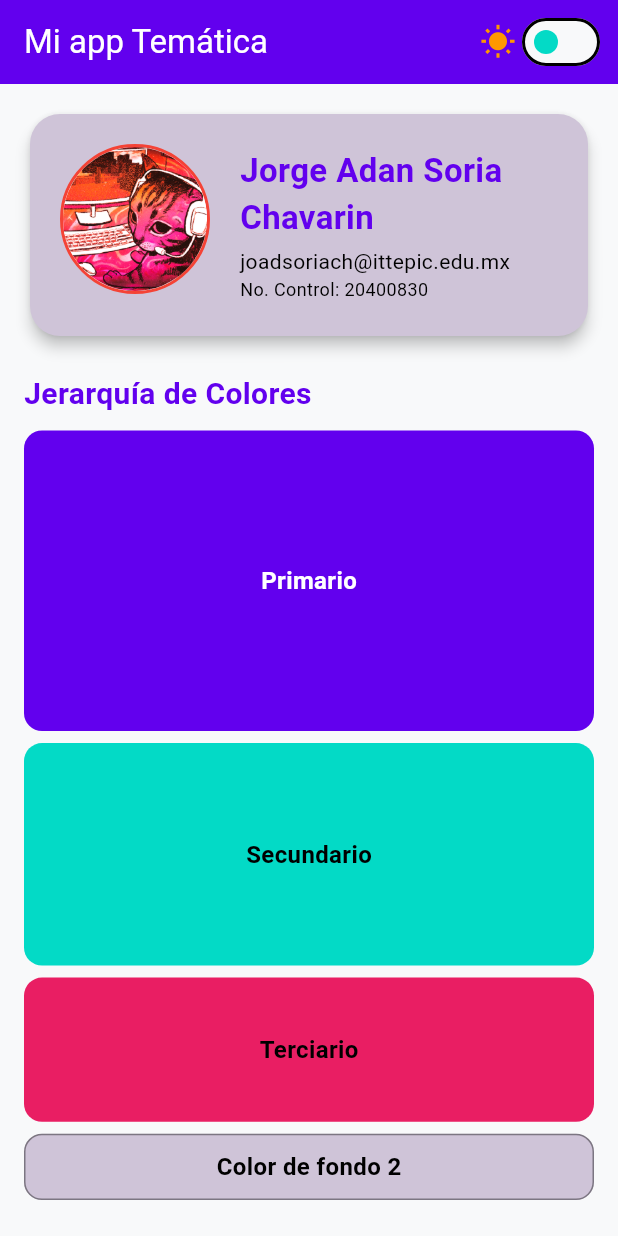
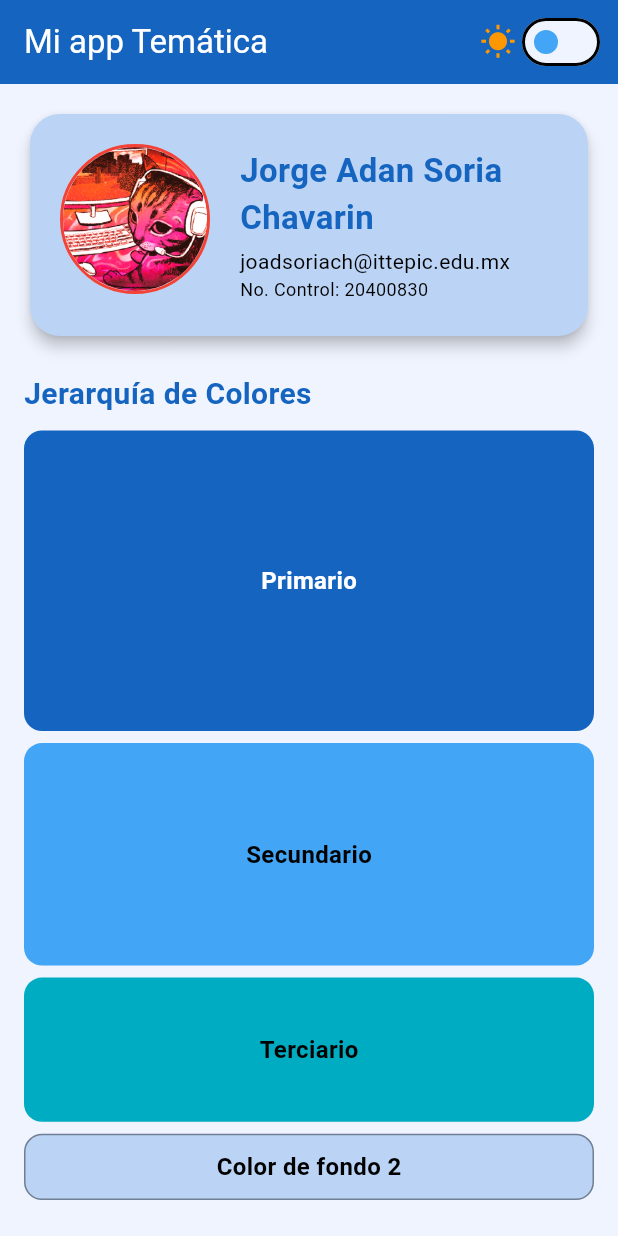
Before and after one commit to AdanSoria/flutter_theme, a Flutter app: the screen it shows after launch, on a phone screen of 412 x 824 dp. Run offline on Flutter 3.47's test engine with Material 3 defaults, Android fonts, the phone set to English and light mode, and no system bars.

Commit message:
Cambio de colores Azules

```diff
--- a/lib/app_themes.dart
+++ b/lib/app_themes.dart
@@ -4,26 +4,28 @@ class AppThemes {
   // Configuración del Modo Claro
   static final ThemeData lightTheme = ThemeData(
     useMaterial3: true,
-    scaffoldBackgroundColor: const Color(0xFFF8F9FA), // Gris casi blanco
+    scaffoldBackgroundColor: const Color(0xFFF0F4FF), // Azul muy claro
     colorScheme: const ColorScheme.light(
-      primary: Color(0xFF6200EE),       // Morado principal
-      secondary: Color(0xFF03DAC6),     // Turquesa secundario
-      tertiary: Color(0xFFE91E63),      // Rosa terciario (para acentos)
-      surface: Color(0xFFF8F9FA),        // Fondo principal
-      surfaceContainer: Color(0xFFCFC4D8), // Gris claro para cards estructurales
+      primary: Color(0xFF1565C0), // Azul principal
+      secondary: Color(0xFF42A5F5), // Azul claro secundario
+      tertiary: Color(0xFF00ACC1), // Cian terciario (para acentos)
+      surface: Color(0xFFF0F4FF), // Fondo principal
+      surfaceContainer: Color(
+        0xFFBBD4F5,
+      ), // Azul pálido para cards estructurales
     ),
   );
 
   // Configuración del Modo Oscuro
   static final ThemeData darkTheme = ThemeData(
     useMaterial3: true,
-    scaffoldBackgroundColor: const Color(0xFF121212), // Negro mate
+    scaffoldBackgroundColor: const Color(0xFF0A1628), // Azul muy oscuro
     colorScheme: const ColorScheme.dark(
-      primary: Color(0xFFBB86FC),       // Morado claro
-      secondary: Color(0xFF03DAC6),     // Turquesa
-      tertiary: Color(0xFFF48FB1),      // Rosa claro
-      surface: Color(0xFF121212),       // Fondo principal oscuro
-      surfaceContainer: Color(0xFF231035), // Gris muy oscuro para estructura
+      primary: Color(0xFF90CAF9), // Azul claro
+      secondary: Color(0xFF4FC3F7), // Azul cielo
+      tertiary: Color(0xFF80DEEA), // Cian claro
+      surface: Color(0xFF0A1628), // Fondo principal oscuro
+      surfaceContainer: Color(0xFF0D2545), // Azul oscuro para estructura
     ),
   );
 }
```
